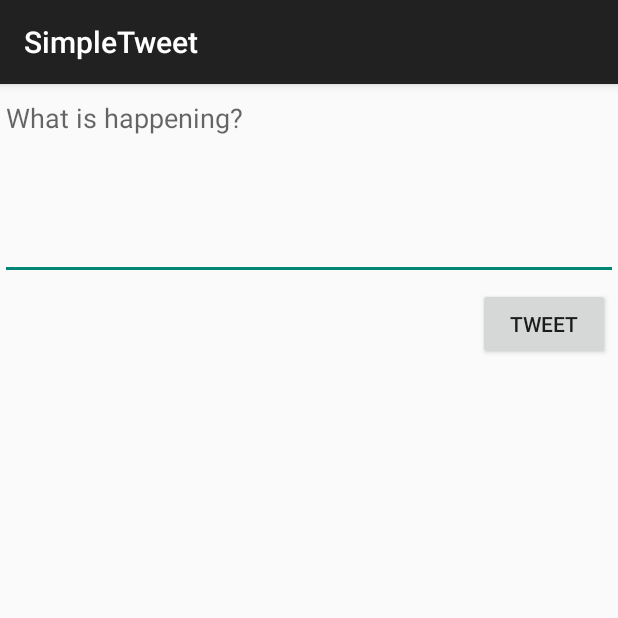
After one commit to ioanam25/Twitter, an Android app: the ComposeActivity screen opened directly, with no data from a screen before it, on a phone screen of 412 x 824 dp, the top half of it. The commit adds this screen. Run offline under Robolectric (Android 15) with nearby library versions, the phone set to English and light mode, and no system bars.

Commit message:
set up the compose screen

```diff
--- a/app/src/main/AndroidManifest.xml
+++ b/app/src/main/AndroidManifest.xml
@@ -13,6 +13,9 @@
         android:icon="@drawable/ic_launcher"
         android:label="@string/app_name"
         android:theme="@style/AppTheme">
+        <activity
+            android:name=".ComposeActivity"
+            android:exported="false" />
         <activity
             android:name=".TimelineActivity"
             android:exported="false" />
--- /dev/null
+++ b/app/src/main/java/com/codepath/apps/restclienttemplate/ComposeActivity.java
@@ -0,0 +1,43 @@
+package com.codepath.apps.restclienttemplate;
+
+import androidx.appcompat.app.AppCompatActivity;
+
+import android.os.Bundle;
+import android.view.View;
+import android.widget.Button;
+import android.widget.EditText;
+import android.widget.Toast;
+
+public class ComposeActivity extends AppCompatActivity {
+
+    public static final int MAX_TWEET_LENGTH = 140;
+    EditText etCompose;
+    Button btnTweet;
+
+    @Override
+    protected void onCreate(Bundle savedInstanceState) {
+        super.onCreate(savedInstanceState);
+        setContentView(R.layout.activity_compose);
+
+        etCompose = findViewById(R.id.etCompose);
+        btnTweet = findViewById(R.id.btnTweet);
+
+        // set click listener button
+        btnTweet.setOnClickListener(new View.OnClickListener() {
+            @Override
+            public void onClick(View view) {
+                String tweetContent = etCompose.getText().toString();
+            if (tweetContent.isEmpty()) {
+                Toast.makeText(ComposeActivity.this, "Sorry, your tweet can't be empty", Toast.LENGTH_LONG).show();
+                return;
+            }
+            if (tweetContent.length() > MAX_TWEET_LENGTH) {
+                Toast.makeText(ComposeActivity.this, "Sorry, your tweet is too long", Toast.LENGTH_LONG).show();
+                return;
+            }
+            Toast.makeText(ComposeActivity.this, tweetContent, Toast.LENGTH_LONG).show();
+            // make api call to twitter to publish the tweet
+            }
+        });
+    }
+}
--- a/app/src/main/java/com/codepath/apps/restclienttemplate/TweetsAdapter.java
+++ b/app/src/main/java/com/codepath/apps/restclienttemplate/TweetsAdapter.java
@@ -21,7 +21,7 @@ public class TweetsAdapter extends RecyclerView.Adapter<TweetsAdapter.ViewHolder
     List<Tweet> tweets;
 
     // Pass in the context and list of tweets
-    public TweetsAdapter(Context context, List<Tweet> tweet) {
+    public TweetsAdapter(Context context, List<Tweet> tweets) {
         this.context = context;
         this.tweets = tweets;
     }
@@ -45,7 +45,7 @@ public class TweetsAdapter extends RecyclerView.Adapter<TweetsAdapter.ViewHolder
 
     @Override
     public int getItemCount() {
-        return 0;
+        return tweets.size();
     }
 
 
--- /dev/null
+++ b/app/src/main/res/layout/activity_compose.xml
@@ -0,0 +1,32 @@
+<?xml version="1.0" encoding="utf-8"?>
+<androidx.constraintlayout.widget.ConstraintLayout xmlns:android="http://schemas.android.com/apk/res/android"
+    xmlns:app="http://schemas.android.com/apk/res-auto"
+    xmlns:tools="http://schemas.android.com/tools"
+    android:layout_width="match_parent"
+    android:layout_height="match_parent"
+    tools:context=".ComposeActivity">
+
+    <EditText
+        android:id="@+id/etCompose"
+        android:layout_width="0dp"
+        android:layout_height="wrap_content"
+        android:ems="10"
+        android:gravity="start|top"
+        android:hint="@string/what_is_happening"
+        android:inputType="textMultiLine"
+        android:minLines="5"
+        app:layout_constraintEnd_toEndOf="parent"
+        app:layout_constraintStart_toStartOf="parent"
+        app:layout_constraintTop_toTopOf="parent"
+        tools:ems="10" />
+
+    <Button
+        android:id="@+id/btnTweet"
+        android:layout_width="wrap_content"
+        android:layout_height="wrap_content"
+        android:layout_marginTop="5dp"
+        android:layout_marginEnd="5dp"
+        android:text="@string/tweet"
+        app:layout_constraintEnd_toEndOf="parent"
+        app:layout_constraintTop_toBottomOf="@+id/etCompose" />
+</androidx.constraintlayout.widget.ConstraintLayout>
--- a/app/src/main/res/values/strings.xml
+++ b/app/src/main/res/values/strings.xml
@@ -5,5 +5,7 @@
     <string name="login_label">Log in</string>
     <string name="intent_scheme">oauth</string>
     <string name="intent_host">cprest</string>
+    <string name="tweet">tweet</string>
+    <string name="what_is_happening">What is happening?</string>
 
 </resources>
```
Also changed, not shown: app/src/main/java/com/codepath/apps/restclienttemplate/TimelineActivity.java (+38 -0 lines), app/src/main/res/layout/activity_timeline.xml (+8 -0 lines), app/src/main/res/menu/menu_main.xml (added, +10 -0 lines).
